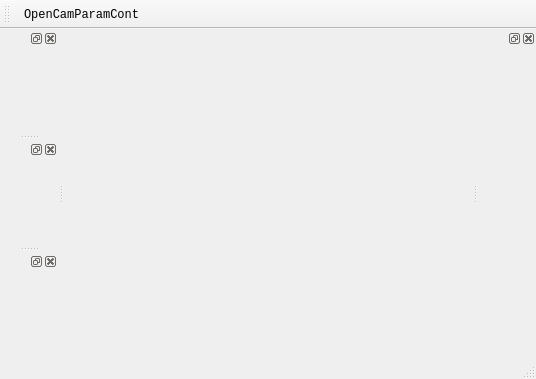
somabuggy2020/ONGAProject, file src/mainwindow.ui: the form before one commit.
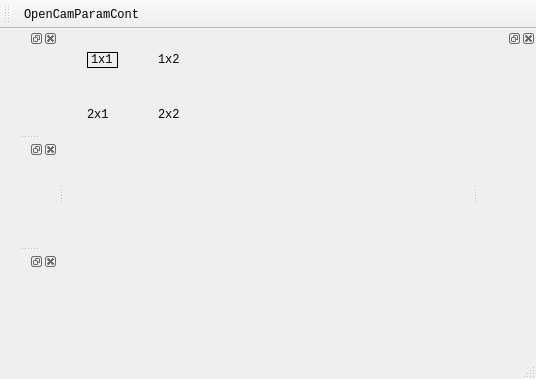
The form after the commit.

Commit message: Add Grid UI and organized

Diff of the .ui file:
```diff
--- a/src/mainwindow.ui
+++ b/src/mainwindow.ui
@@ -27,7 +27,86 @@
   <widget class="QWidget" name="centralwidget">
    <layout class="QVBoxLayout" name="verticalLayout">
     <item>
-     <widget class="QWidget" name="widget" native="true"/>
+     <widget class="QWidget" name="widget" native="true">
+      <layout class="QGridLayout" name="gridLayout">
+       <item row="0" column="1">
+        <spacer name="horizontalSpacer">
+         <property name="orientation">
+          <enum>Qt::Horizontal</enum>
+         </property>
+         <property name="sizeHint" stdset="0">
+          <size>
+           <width>40</width>
+           <height>20</height>
+          </size>
+         </property>
+        </spacer>
+       </item>
+       <item row="0" column="0">
+        <layout class="QGridLayout" name="gl">
+         <property name="leftMargin">
+          <number>5</number>
+         </property>
+         <property name="topMargin">
+          <number>5</number>
+         </property>
+         <property name="rightMargin">
+          <number>5</number>
+         </property>
+         <property name="bottomMargin">
+          <number>5</number>
+         </property>
+         <property name="spacing">
+          <number>40</number>
+         </property>
+         <item row="0" column="1">
+          <widget class="QLabel" name="label_2">
+           <property name="text">
+            <string>1x2</string>
+           </property>
+          </widget>
+         </item>
+         <item row="0" column="0">
+          <widget class="QLabel" name="label">
+           <property name="frameShape">
+            <enum>QFrame::Box</enum>
+           </property>
+           <property name="text">
+            <string>1x1</string>
+           </property>
+          </widget>
+         </item>
+         <item row="1" column="0">
+          <widget class="QLabel" name="label_3">
+           <property name="text">
+            <string>2x1</string>
+           </property>
+          </widget>
+         </item>
+         <item row="1" column="1">
+          <widget class="QLabel" name="label_4">
+           <property name="text">
+            <string>2x2</string>
+           </property>
+          </widget>
+         </item>
+        </layout>
+       </item>
+       <item row="1" column="0">
+        <spacer name="verticalSpacer">
+         <property name="orientation">
+          <enum>Qt::Vertical</enum>
+         </property>
+         <property name="sizeHint" stdset="0">
+          <size>
+           <width>20</width>
+           <height>40</height>
+          </size>
+         </property>
+        </spacer>
+       </item>
+      </layout>
+     </widget>
     </item>
    </layout>
   </widget>
```
The commit also changes 5 other files.
